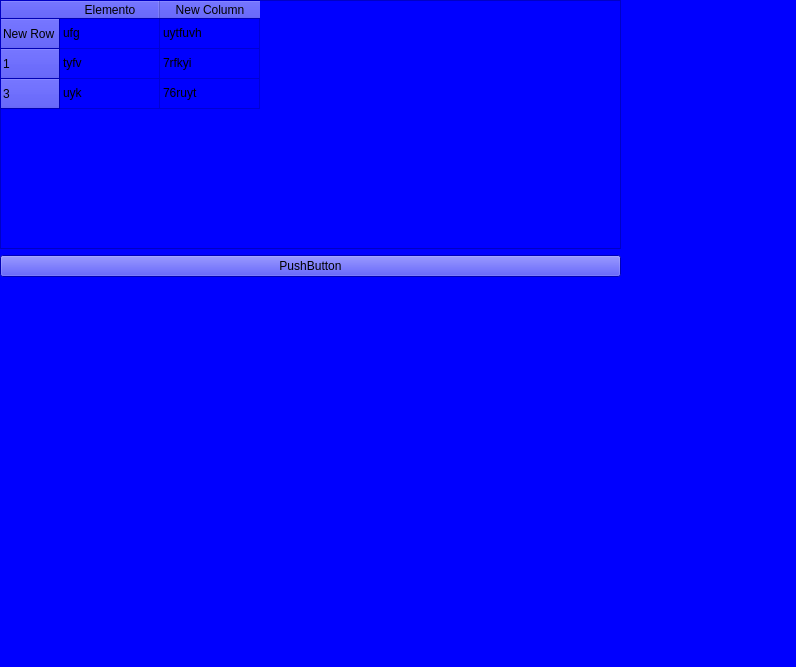
First picture: the form in UI/table_wgt.ui, repository AntonioRIcca/ARStool, before the edit.
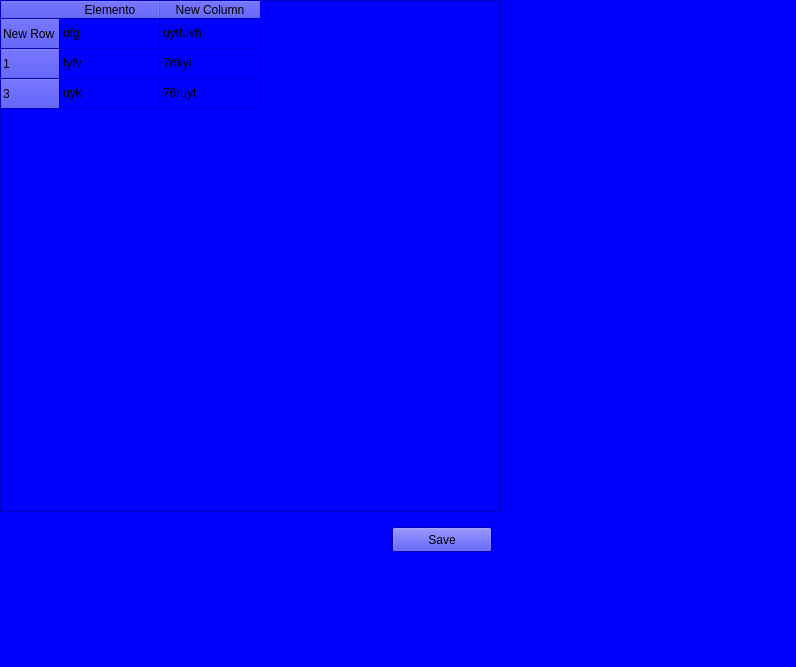
Second picture: the form after the edit.

The edit to the form file:
```diff
--- a/UI/table_wgt.ui
+++ b/UI/table_wgt.ui
@@ -27,15 +27,15 @@
     <rect>
      <x>0</x>
      <y>0</y>
-     <width>621</width>
-     <height>277</height>
+     <width>501</width>
+     <height>561</height>
     </rect>
    </property>
    <layout class="QVBoxLayout" name="verticalLayout">
     <item>
      <widget class="QTableWidget" name="tableWidget">
       <property name="sizePolicy">
-       <sizepolicy hsizetype="Preferred" vsizetype="Preferred">
+       <sizepolicy hsizetype="Preferred" vsizetype="MinimumExpanding">
         <horstretch>0</horstretch>
         <verstretch>0</verstretch>
        </sizepolicy>
@@ -104,10 +104,47 @@
      </widget>
     </item>
     <item>
-     <widget class="QPushButton" name="pushButton">
-      <property name="text">
-       <string>PushButton</string>
+     <widget class="QWidget" name="buttons_WGT" native="true">
+      <property name="sizePolicy">
+       <sizepolicy hsizetype="Preferred" vsizetype="Minimum">
+        <horstretch>0</horstretch>
+        <verstretch>0</verstretch>
+       </sizepolicy>
       </property>
+      <property name="styleSheet">
+       <string notr="true">border-color: rgb(255, 255, 255);</string>
+      </property>
+      <layout class="QHBoxLayout" name="horizontalLayout_2">
+       <item>
+        <spacer name="buttons_Spc">
+         <property name="orientation">
+          <enum>Qt::Horizontal</enum>
+         </property>
+         <property name="sizeHint" stdset="0">
+          <size>
+           <width>40</width>
+           <height>20</height>
+          </size>
+         </property>
+        </spacer>
+       </item>
+       <item>
+        <widget class="QPushButton" name="save_Btn">
+         <property name="minimumSize">
+          <size>
+           <width>100</width>
+           <height>25</height>
+          </size>
+         </property>
+         <property name="styleSheet">
+          <string notr="true">border-color: rgb(255, 255, 255);</string>
+         </property>
+         <property name="text">
+          <string>Save</string>
+         </property>
+        </widget>
+       </item>
+      </layout>
      </widget>
     </item>
    </layout>
```
